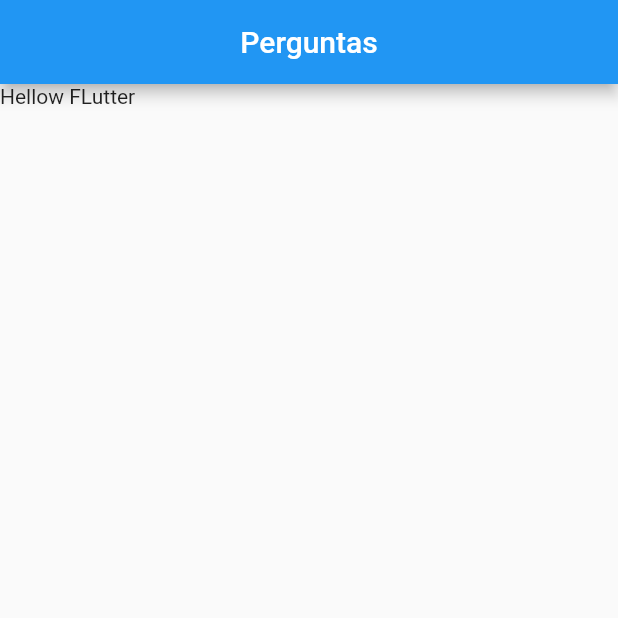
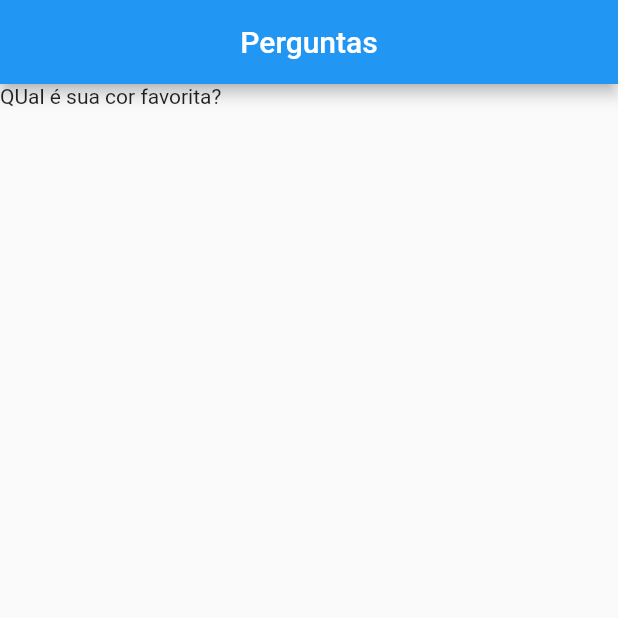
Before and after one commit to SchirmannDev/perguntaserespotas, a Flutter app: the screen it shows after launch, on a phone screen of 412 x 824 dp, the top half of it. Run offline on Flutter 3.47's test engine with Material 2 defaults, Android fonts, the phone set to English and light mode, and no system bars.

Commit message:
iniciando app de perguntas

```diff
--- a/lib/main.dart
+++ b/lib/main.dart
@@ -5,6 +5,10 @@ main() => runApp(PerguntaApp());
 class PerguntaApp extends StatelessWidget {
   @override
   Widget build(BuildContext context) {
+    final perguntas = [
+      'QUal é sua cor favorita?',
+      'Qual é o seu animal favorito?',
+    ];
     return MaterialApp(
       debugShowCheckedModeBanner: false,
       home: Scaffold(
@@ -13,7 +17,9 @@ class PerguntaApp extends StatelessWidget {
             child: Text('Perguntas'),
           ),
         ),
-        body: Text('Hellow FLutter'),
+        body: Column(
+          children: [Text(perguntas.elementAt(0))],
+        ),
       ),
     );
   }
```
